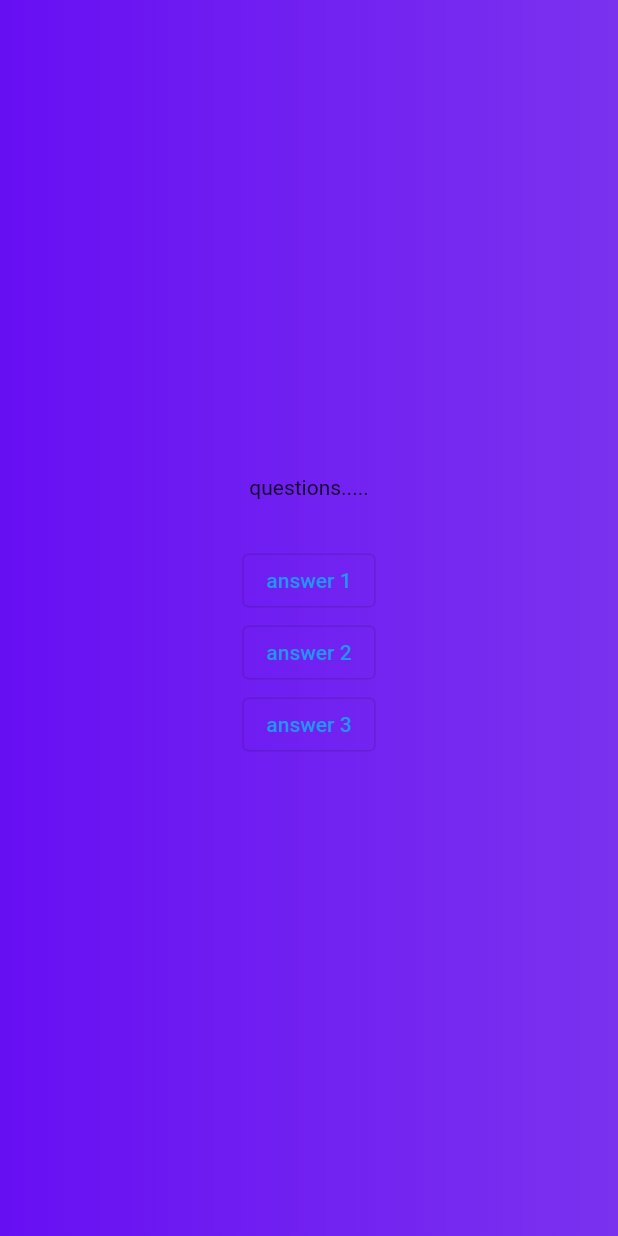
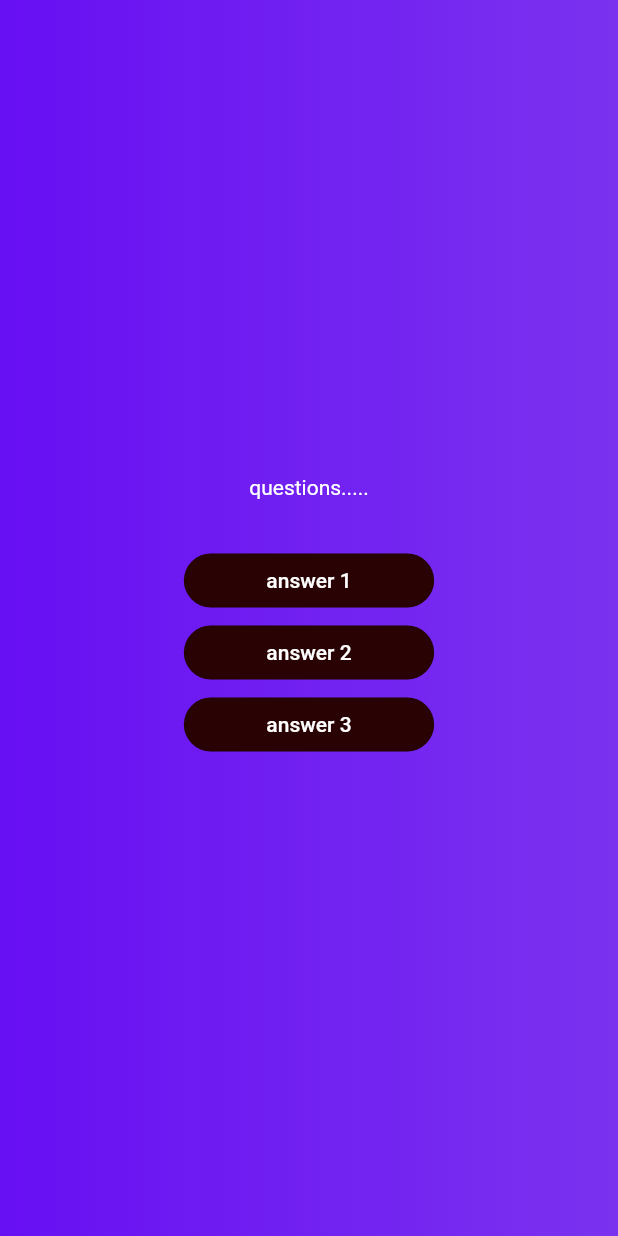
Before and after one commit to dimon-ton/flutter_udemy_section2, a Flutter app: the screen it shows after launch, after a tap on "Start Quiz!", on a phone screen of 412 x 824 dp. Run offline on Flutter 3.47's test engine with Material 2 defaults, Android fonts, the phone set to English and light mode, and no system bars.

Commit message:
creating a reusable style button section 69

```diff
--- /dev/null
+++ b/lib/anwser_button.dart
@@ -0,0 +1,23 @@
+import 'package:flutter/material.dart';
+
+class AnswerButton extends StatelessWidget {
+  const AnswerButton(
+      {super.key, required this.answerText, required this.onTap});
+
+  final String answerText;
+  final void Function() onTap;
+
+  @override
+  Widget build(context) {
+    return OutlinedButton(
+      onPressed: onTap,
+      style: ElevatedButton.styleFrom(
+          padding: const EdgeInsets.symmetric(vertical: 10, horizontal: 55),
+          backgroundColor: const Color.fromARGB(255, 41, 3, 3),
+          foregroundColor: Colors.white,
+          shape:
+              RoundedRectangleBorder(borderRadius: BorderRadius.circular(40))),
+      child: Text(answerText),
+    );
+  }
+}
--- a/lib/questions_screen.dart
+++ b/lib/questions_screen.dart
@@ -1,4 +1,5 @@
 import 'package:flutter/material.dart';
+import 'package:adv_basics/anwser_button.dart';
 
 class QuestionsScreen extends StatefulWidget {
   const QuestionsScreen({super.key});
@@ -16,21 +17,21 @@ class _QuestionsScreen extends State<QuestionsScreen> {
       child: Column(
         mainAxisAlignment: MainAxisAlignment.center,
         children: [
-          const Text('questions.....'),
+          const Text('questions.....', style: TextStyle(color: Colors.white)),
           const SizedBox(
             height: 30,
           ),
-          OutlinedButton(
-            onPressed: () {},
-            child: const Text('answer 1'),
+          AnswerButton(
+            onTap: () {},
+            answerText: 'answer 1',
           ),
-          OutlinedButton(
-            onPressed: () {},
-            child: const Text('answer 2'),
+          AnswerButton(
+            onTap: () {},
+            answerText: 'answer 2',
           ),
-          OutlinedButton(
-            onPressed: () {},
-            child: const Text('answer 3'),
+          AnswerButton(
+            onTap: () {},
+            answerText: 'answer 3',
           ),
         ],
       ),
```
